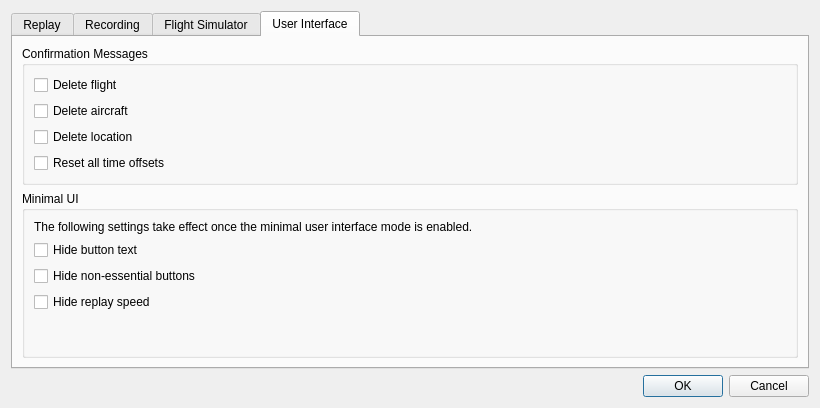
This is src/UserInterface/src/Dialog/SettingsDialog.ui in till213/SkyDolly as Qt 5 draws it before an edit. The edited form follows.
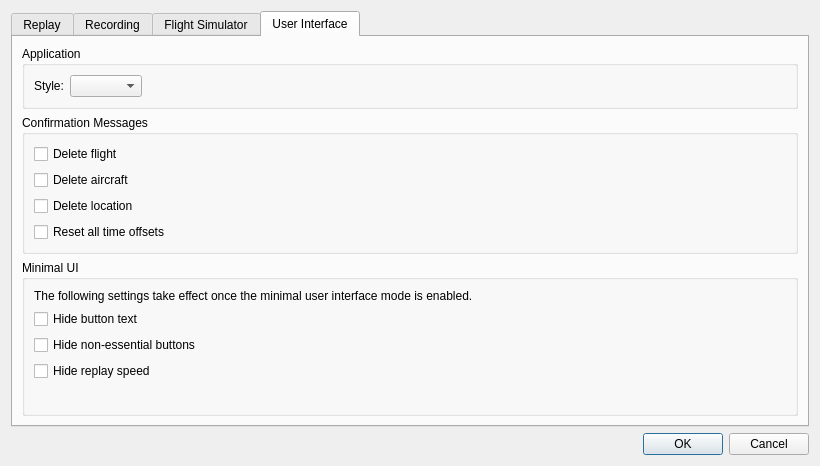
This is the edited form. The open tabs and pages were chosen to show the change.

Commit message:
Feature/gui styles (#137)
* Initial platform style query

* Add settings (WIP)

* Make user interface style selectable

* Show "known styles" names in settings

```diff
--- a/src/UserInterface/src/Dialog/SettingsDialog.ui
+++ b/src/UserInterface/src/Dialog/SettingsDialog.ui
@@ -7,7 +7,7 @@
     <x>0</x>
     <y>0</y>
     <width>820</width>
-    <height>408</height>
+    <height>466</height>
    </rect>
   </property>
   <property name="windowTitle">
@@ -269,7 +269,47 @@
       <attribute name="title">
        <string>User Interface</string>
       </attribute>
-      <layout class="QVBoxLayout" name="verticalLayout_3">
+      <layout class="QVBoxLayout" name="verticalLayout_5">
+       <item>
+        <widget class="QGroupBox" name="groupBox_4">
+         <property name="title">
+          <string>Application</string>
+         </property>
+         <layout class="QFormLayout" name="formLayout_9">
+          <item row="0" column="0">
+           <layout class="QHBoxLayout" name="horizontalLayout_2">
+            <item>
+             <layout class="QFormLayout" name="formLayout_8">
+              <item row="0" column="0">
+               <widget class="QLabel" name="label_7">
+                <property name="text">
+                 <string>Style:</string>
+                </property>
+               </widget>
+              </item>
+              <item row="0" column="1">
+               <widget class="QComboBox" name="styleComboBox"/>
+              </item>
+             </layout>
+            </item>
+            <item>
+             <widget class="QLabel" name="styleInfoLabel">
+              <property name="minimumSize">
+               <size>
+                <width>400</width>
+                <height>0</height>
+               </size>
+              </property>
+              <property name="text">
+               <string/>
+              </property>
+             </widget>
+            </item>
+           </layout>
+          </item>
+         </layout>
+        </widget>
+       </item>
        <item>
         <widget class="QGroupBox" name="groupBox_2">
          <property name="title">
```
Left out of the diff: 2 changed lines with no effect on the pictures. The commit also changes 14 other files.
